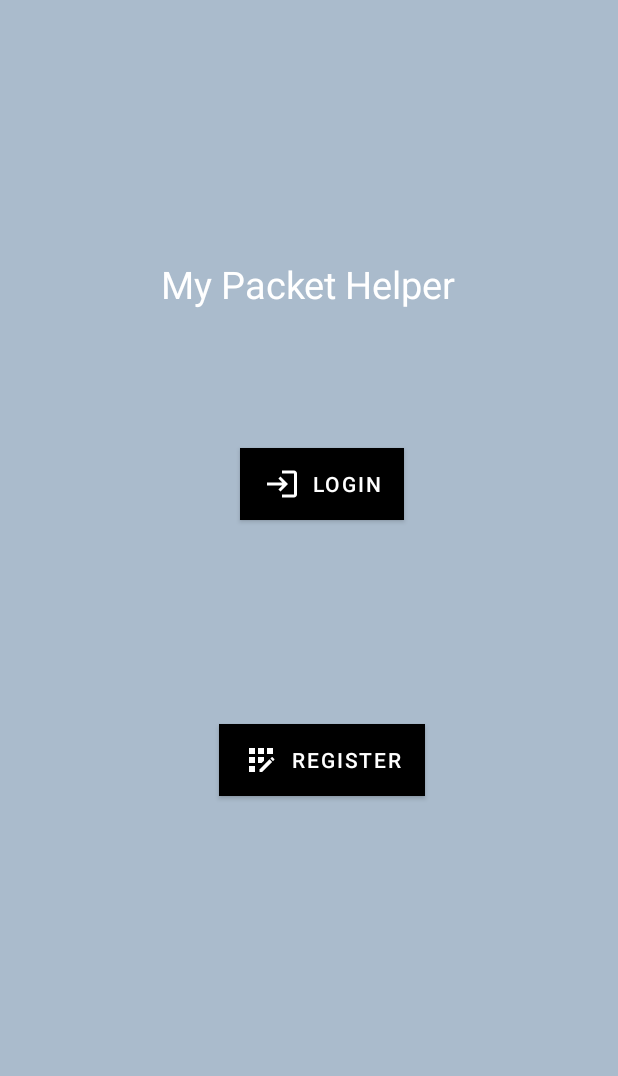
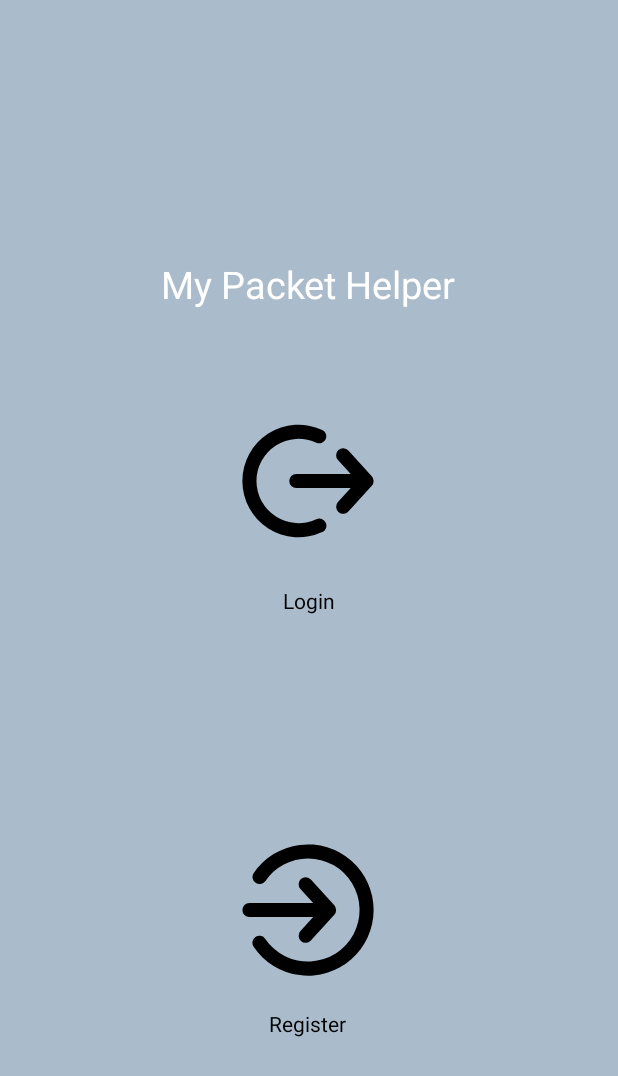
Before and after one commit to Golobcek02/Pametni-Paketnik-Aplikacija, an Android app: the screen it shows after launch (MainActivity), on a phone screen of 412 x 824 dp. Shown: the top 1076 px of the screen. Run offline under Robolectric (Android 15) with nearby library versions, the phone set to English and light mode, and no system bars; our stand-ins replace navigation-ui; Roboto replaces fonts that are not available here.

Commit message:
fixed design flaws and added svg images

```diff
--- a/app/src/main/AndroidManifest.xml
+++ b/app/src/main/AndroidManifest.xml
@@ -23,11 +23,12 @@
 
     <application
         android:allowBackup="true"
+        android:screenOrientation="portrait"
         android:requestLegacyExternalStorage="true"
         android:networkSecurityConfig="@xml/network_security_config"
         android:dataExtractionRules="@xml/data_extraction_rules"
         android:fullBackupContent="@xml/backup_rules"
-        android:icon="@mipmap/ic_launcher"
+        android:icon="@drawable/logo_transparent"
         android:label="@string/app_name"
         android:roundIcon="@mipmap/ic_launcher_round"
         android:supportsRtl="true"
@@ -37,6 +38,7 @@
         <activity
             android:name=".MainActivity"
             android:exported="true"
+            android:screenOrientation="portrait"
             android:label="@string/app_name">
             <intent-filter>
                 <action android:name="android.intent.action.MAIN" />
--- a/app/src/main/java/com/example/pametnipaketnik/ui/dashboard/DashboardFragment.kt
+++ b/app/src/main/java/com/example/pametnipaketnik/ui/dashboard/EntriesFragment.kt
@@ -5,7 +5,6 @@ import android.os.Bundle
 import android.view.LayoutInflater
 import android.view.View
 import android.view.ViewGroup
-import android.widget.TextView
 import androidx.fragment.app.Fragment
 import androidx.lifecycle.ViewModelProvider
 import androidx.lifecycle.lifecycleScope
@@ -18,7 +17,7 @@ import kotlinx.coroutines.launch
 import retrofit2.Retrofit
 import retrofit2.converter.gson.GsonConverterFactory
 
-class DashboardFragment : Fragment() {
+class EntriesFragment : Fragment() {
 
     private var _binding: FragmentDashboardBinding? = null
 
--- a/app/src/main/java/com/example/pametnipaketnik/ui/home/HomeFragment.kt
+++ b/app/src/main/java/com/example/pametnipaketnik/ui/home/OrderFragment.kt
@@ -5,7 +5,6 @@ import android.os.Bundle
 import android.view.LayoutInflater
 import android.view.View
 import android.view.ViewGroup
-import android.widget.TextView
 import androidx.fragment.app.Fragment
 import androidx.lifecycle.ViewModelProvider
 import com.example.pametnipaketnik.databinding.FragmentHomeBinding
@@ -18,7 +17,7 @@ import kotlinx.coroutines.launch
 import retrofit2.Retrofit
 import retrofit2.converter.gson.GsonConverterFactory
 
-class HomeFragment : Fragment() {
+class OrderFragment : Fragment() {
 
     private var _binding: FragmentHomeBinding? = null
 
--- a/app/src/main/java/com/example/pametnipaketnik/ui/notifications/NotificationsFragment.kt
+++ b/app/src/main/java/com/example/pametnipaketnik/ui/notifications/QrFragment.kt
@@ -92,7 +92,7 @@ class NotificationsFragment : Fragment() {
         openBoxInterface = retrofit.create(OpenBoxInterface::class.java)
 
         retrofit = Retrofit.Builder()
-            .baseUrl("http://164.8.162.75:5551/")
+            .baseUrl("http://192.168.0.22:5551/")
             .addConverterFactory(GsonConverterFactory.create(gson))
             .build()
         authenticateUserInterface = retrofit.create(AuthenticateUserInterface::class.java)
--- /dev/null
+++ b/app/src/main/res/drawable/entries.xml
@@ -0,0 +1,13 @@
+<vector xmlns:android="http://schemas.android.com/apk/res/android"
+    android:width="800dp"
+    android:height="800dp"
+    android:viewportWidth="16"
+    android:viewportHeight="16">
+  <path
+      android:pathData="M4.75,8a0.75,0.75 0,0 0,0 1.5h5.5a0.75,0.75 0,0 0,0 -1.5h-5.5zM4,11.75a0.75,0.75 0,0 1,0.75 -0.75h3.5a0.75,0.75 0,0 1,0 1.5h-3.5a0.75,0.75 0,0 1,-0.75 -0.75zM4.75,5a0.75,0.75 0,0 0,0 1.5h1.5a0.75,0.75 0,0 0,0 -1.5h-1.5z"
+      android:fillColor="#000000"/>
+  <path
+      android:pathData="M1,2.25A2.25,2.25 0,0 1,3.25 0h6.293c0.331,0 0.65,0.132 0.884,0.366l4.207,4.207c0.234,0.235 0.366,0.553 0.366,0.884v8.293A2.25,2.25 0,0 1,12.75 16h-9.5A2.25,2.25 0,0 1,1 13.75L1,2.25zM3.25,1.5a0.75,0.75 0,0 0,-0.75 0.75v11.5c0,0.414 0.336,0.75 0.75,0.75h9.5a0.75,0.75 0,0 0,0.75 -0.75L13.5,6L9.75,6A0.75,0.75 0,0 1,9 5.25L9,1.5L3.25,1.5zM10.5,2.56l1.94,1.94L10.5,4.5L10.5,2.56z"
+      android:fillColor="#000000"
+      android:fillType="evenOdd"/>
+</vector>
--- /dev/null
+++ b/app/src/main/res/drawable/login.xml
@@ -0,0 +1,5 @@
+<vector android:height="100dp" android:viewportHeight="16"
+    android:viewportWidth="16" android:width="100dp" xmlns:android="http://schemas.android.com/apk/res/android">
+    <path android:fillColor="#000000" android:pathData="M1,8a6,6 0,0 1,8.514 -5.45,0.75 0.75,0 0,1 -0.629,1.363 4.5,4.5 0,1 0,0 8.175,0.75 0.75,0 1,1 0.63,1.361A6,6 0,0 1,1 8z"/>
+    <path android:fillColor="#000000" android:pathData="M11.245,4.695a0.75,0.75 0,0 0,-0.05 1.06l1.36,1.495H6.75a0.75,0.75 0,0 0,0 1.5h5.805l-1.36,1.495a0.75,0.75 0,0 0,1.11 1.01l2.5,-2.75a0.748,0.748 0,0 0,-0.002 -1.012l-2.498,-2.748a0.75,0.75 0,0 0,-1.06 -0.05z"/>
+</vector>
--- /dev/null
+++ b/app/src/main/res/drawable/logout.xml
@@ -0,0 +1,12 @@
+<vector xmlns:android="http://schemas.android.com/apk/res/android"
+    android:width="800dp"
+    android:height="800dp"
+    android:viewportWidth="16"
+    android:viewportHeight="16">
+  <path
+      android:pathData="M6.5,1.75A0.75,0.75 0,0 0,5.75 1h-2.5A2.25,2.25 0,0 0,1 3.25v9.5A2.25,2.25 0,0 0,3.25 15h2.5a0.75,0.75 0,0 0,0 -1.5h-2.5a0.75,0.75 0,0 1,-0.75 -0.75v-9.5a0.75,0.75 0,0 1,0.75 -0.75h2.5a0.75,0.75 0,0 0,0.75 -0.75z"
+      android:fillColor="#000000"/>
+  <path
+      android:pathData="M9.97,3.72a0.75,0.75 0,0 1,1.06 0l3.5,3.5a0.75,0.75 0,0 1,0 1.06l-3.5,3.5a0.75,0.75 0,1 1,-1.06 -1.06l2.22,-2.22H6A0.75,0.75 0,0 1,6 7h6.19L9.97,4.78a0.75,0.75 0,0 1,0 -1.06z"
+      android:fillColor="#000000"/>
+</vector>
--- /dev/null
+++ b/app/src/main/res/drawable/map.xml
@@ -0,0 +1,10 @@
+<vector xmlns:android="http://schemas.android.com/apk/res/android"
+    android:width="800dp"
+    android:height="800dp"
+    android:viewportWidth="16"
+    android:viewportHeight="16">
+  <path
+      android:pathData="M14.78,1.22a0.75,0.75 0,0 1,0.148 0.851l-5.921,12.5a0.75,0.75 0,0 1,-1.406 -0.14L6.395,9.606 1.568,8.4a0.75,0.75 0,0 1,-0.14 -1.406l12.5,-5.92a0.75,0.75 0,0 1,0.852 0.147zM3.965,7.452l3.23,0.807a0.75,0.75 0,0 1,0.546 0.546l0.807,3.23 4.125,-8.708 -8.708,4.125z"
+      android:fillColor="#000000"
+      android:fillType="evenOdd"/>
+</vector>
--- /dev/null
+++ b/app/src/main/res/drawable/qr.xml
@@ -0,0 +1,17 @@
+<vector xmlns:android="http://schemas.android.com/apk/res/android"
+    android:width="800dp"
+    android:height="800dp"
+    android:viewportWidth="16"
+    android:viewportHeight="16">
+  <path
+      android:pathData="M3,6a1,1 0,0 1,1 -1h0.01a1,1 0,0 1,0 2H4a1,1 0,0 1,-1 -1z"
+      android:fillColor="#000000"/>
+  <path
+      android:pathData="M8,5a3,3 0,1 0,0 6,3 3,0 0,0 0,-6zM6.5,8a1.5,1.5 0,1 1,3 0,1.5 1.5,0 0,1 -3,0z"
+      android:fillColor="#000000"
+      android:fillType="evenOdd"/>
+  <path
+      android:pathData="M5.056,1.696A1.25,1.25 0,0 1,6.176 1h3.648c0.475,0 0.91,0.27 1.12,0.696l0.54,1.093 1.457,0.124A2.25,2.25 0,0 1,15 5.155v6.595A2.25,2.25 0,0 1,12.75 14h-9.5A2.25,2.25 0,0 1,1 11.75L1,5.155a2.25,2.25 0,0 1,2.059 -2.242l1.456,-0.124 0.541,-1.093zM6.332,2.5l-0.66,1.333a0.75,0.75 0,0 1,-0.608 0.414l-1.878,0.16a0.75,0.75 0,0 0,-0.686 0.748v6.595c0,0.414 0.336,0.75 0.75,0.75h9.5a0.75,0.75 0,0 0,0.75 -0.75L13.5,5.155a0.75,0.75 0,0 0,-0.686 -0.748l-1.878,-0.16a0.75,0.75 0,0 1,-0.608 -0.414L9.668,2.5L6.332,2.5z"
+      android:fillColor="#000000"
+      android:fillType="evenOdd"/>
+</vector>
--- /dev/null
+++ b/app/src/main/res/drawable/register.xml
@@ -0,0 +1,5 @@
+<vector android:height="100dp" android:viewportHeight="16"
+    android:viewportWidth="16" android:width="100dp" xmlns:android="http://schemas.android.com/apk/res/android">
+    <path android:fillColor="#000000" android:pathData="M8,2.5a5.494,5.494 0,0 0,-4.558 2.42,0.75 0.75,0 0,1 -1.242,-0.84 7,7 0,1 1,0 7.841,0.75 0.75,0 1,1 1.242,-0.841A5.5,5.5 0,1 0,8 2.5z"/>
+    <path android:fillColor="#000000" android:pathData="M7.245,4.695a0.75,0.75 0,0 0,-0.05 1.06l1.36,1.495H1.75a0.75,0.75 0,0 0,0 1.5h6.805l-1.36,1.495a0.75,0.75 0,0 0,1.11 1.01l2.5,-2.75a0.75,0.75 0,0 0,0 -1.01l-2.5,-2.75a0.75,0.75 0,0 0,-1.06 -0.05z"/>
+</vector>
--- a/app/src/main/res/layout/fragment_dashboard.xml
+++ b/app/src/main/res/layout/fragment_dashboard.xml
@@ -4,7 +4,7 @@
     xmlns:tools="http://schemas.android.com/tools"
     android:layout_width="match_parent"
     android:layout_height="match_parent"
-    tools:context=".ui.dashboard.DashboardFragment">
+    tools:context=".ui.dashboard.EntriesFragment">
 
     <TextView
         android:id="@+id/title_text_view"
--- a/app/src/main/res/layout/fragment_home.xml
+++ b/app/src/main/res/layout/fragment_home.xml
@@ -4,7 +4,7 @@
     xmlns:tools="http://schemas.android.com/tools"
     android:layout_width="match_parent"
     android:layout_height="match_parent"
-    tools:context=".ui.home.HomeFragment">
+    tools:context=".ui.home.OrderFragment">
 
     <TextView
         android:id="@+id/title_text_view"
--- a/app/src/main/res/layout/fragment_startup_page.xml
+++ b/app/src/main/res/layout/fragment_startup_page.xml
@@ -17,12 +17,10 @@
             android:id="@+id/button_login_page"
             android:layout_width="wrap_content"
             android:layout_height="wrap_content"
-            android:layout_marginTop="92dp"
-            android:background="@color/centerColor"
-            android:text="Login"
-            app:icon="@drawable/baseline_login_24"
+            android:layout_marginTop="64dp"
+            android:background="@drawable/login"
             app:layout_constraintEnd_toEndOf="parent"
-            app:layout_constraintHorizontal_bias="0.529"
+            app:layout_constraintHorizontal_bias="0.498"
             app:layout_constraintStart_toStartOf="parent"
             app:layout_constraintTop_toBottomOf="@+id/textView2" />
 
@@ -30,16 +28,12 @@
             android:id="@+id/button_register_page"
             android:layout_width="wrap_content"
             android:layout_height="wrap_content"
-            android:layout_marginTop="136dp"
-            android:background="@color/centerColor"
-            android:text="Register"
-            app:icon="@drawable/baseline_app_registration_24"
-            app:layout_constraintBottom_toBottomOf="parent"
+            android:layout_marginBottom="16dp"
+            android:background="@drawable/register"
+            app:layout_constraintBottom_toTopOf="@+id/textView4"
             app:layout_constraintEnd_toEndOf="parent"
-            app:layout_constraintHorizontal_bias="0.531"
-            app:layout_constraintStart_toStartOf="parent"
-            app:layout_constraintTop_toBottomOf="@+id/button_login_page"
-            app:layout_constraintVertical_bias="0.0" />
+            app:layout_constraintHorizontal_bias="0.498"
+            app:layout_constraintStart_toStartOf="parent" />
 
         <TextView
             android:id="@+id/textView2"
@@ -53,6 +47,31 @@
             app:layout_constraintStart_toStartOf="parent"
             app:layout_constraintTop_toTopOf="parent" />
 
+        <TextView
+            android:id="@+id/textView"
+            android:layout_width="wrap_content"
+            android:layout_height="wrap_content"
+            android:layout_marginTop="16dp"
+            android:text="Login"
+            android:textColor="#000000"
+            app:layout_constraintBottom_toTopOf="@+id/button_register_page"
+            app:layout_constraintEnd_toEndOf="parent"
+            app:layout_constraintStart_toStartOf="parent"
+            app:layout_constraintTop_toBottomOf="@+id/button_login_page"
+            app:layout_constraintVertical_bias="0.028" />
+
+        <TextView
+            android:id="@+id/textView4"
+            android:layout_width="wrap_content"
+            android:layout_height="wrap_content"
+            android:layout_marginBottom="132dp"
+            android:text="Register"
+            android:textColor="#000000"
+            app:layout_constraintBottom_toBottomOf="parent"
+            app:layout_constraintEnd_toEndOf="parent"
+            app:layout_constraintHorizontal_bias="0.498"
+            app:layout_constraintStart_toStartOf="parent" />
+
 
     </androidx.constraintlayout.widget.ConstraintLayout>
 
--- a/app/src/main/res/menu/bottom_nav_menu.xml
+++ b/app/src/main/res/menu/bottom_nav_menu.xml
@@ -3,27 +3,27 @@
 
     <item
         android:id="@+id/navigation_home"
-        android:icon="@drawable/ic_home_black_24dp"
-        android:title="@string/title_home" />
+        android:icon="@drawable/box"
+        android:title="Orders" />
 
     <item
         android:id="@+id/navigation_dashboard"
-        android:icon="@drawable/ic_dashboard_black_24dp"
-        android:title="@string/title_dashboard" />
+        android:icon="@drawable/entries"
+        android:title="Entries" />
 
     <item
         android:id="@+id/navigation_notifications"
-        android:icon="@drawable/ic_notifications_black_24dp"
-        android:title="@string/title_notifications" />
+        android:icon="@drawable/qr"
+        android:title="QR scanning" />
 
     <item
         android:id="@+id/navigation_map_page"
-        android:icon="@drawable/osm_ic_center_map"
+        android:icon="@drawable/map"
         android:title="Map" />
 
     <item
         android:id="@+id/navigation_startuppage"
-        android:icon="@drawable/baseline_login_24"
+        android:icon="@drawable/logout"
         android:title="Logout" />
 
 </menu>
--- a/app/src/main/res/navigation/mobile_navigation.xml
+++ b/app/src/main/res/navigation/mobile_navigation.xml
@@ -7,20 +7,20 @@
 
     <fragment
         android:id="@+id/navigation_home"
-        android:name="com.example.pametnipaketnik.ui.home.HomeFragment"
-        android:label="@string/title_home"
+        android:name="com.example.pametnipaketnik.ui.home.OrderFragment"
+        android:label="User orders"
         tools:layout="@layout/fragment_home" />
 
     <fragment
         android:id="@+id/navigation_dashboard"
-        android:name="com.example.pametnipaketnik.ui.dashboard.DashboardFragment"
-        android:label="@string/title_dashboard"
+        android:name="com.example.pametnipaketnik.ui.dashboard.EntriesFragment"
+        android:label="User entries"
         tools:layout="@layout/fragment_dashboard" />
 
     <fragment
         android:id="@+id/navigation_notifications"
         android:name="com.example.pametnipaketnik.ui.notifications.NotificationsFragment"
-        android:label="@string/title_notifications"
+        android:label="Open box"
         tools:layout="@layout/fragment_notifications" />
     <fragment
         android:id="@+id/navigation_startuppage"
@@ -49,7 +49,7 @@
     <fragment
         android:id="@+id/navigation_map_page"
         android:name="com.example.pametnipaketnik.map.MapPage"
-        android:label="fragment_map_page"
+        android:label="Map"
         tools:layout="@layout/fragment_map_page" />
     android:id="@+id/navigation_map_page"
         android:name="com.example.pametnipaketnik.map.MapPage"
```
